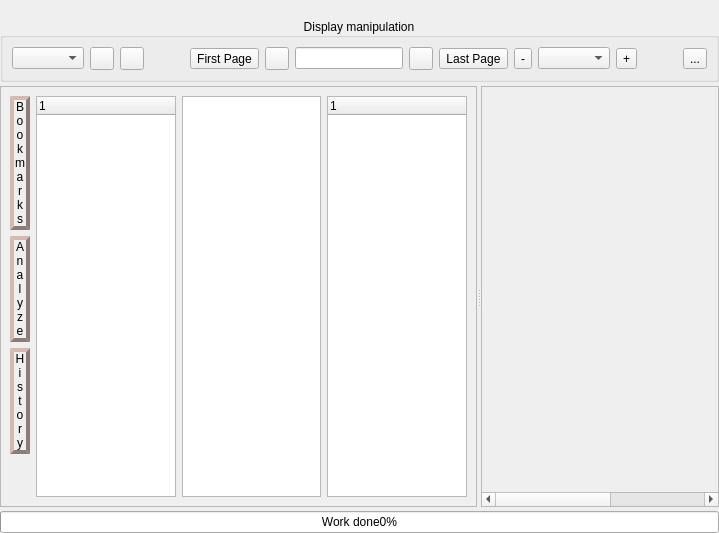
Above: Tab.ui from caronnee/pdfeditor before the change. Below: the same form after it.
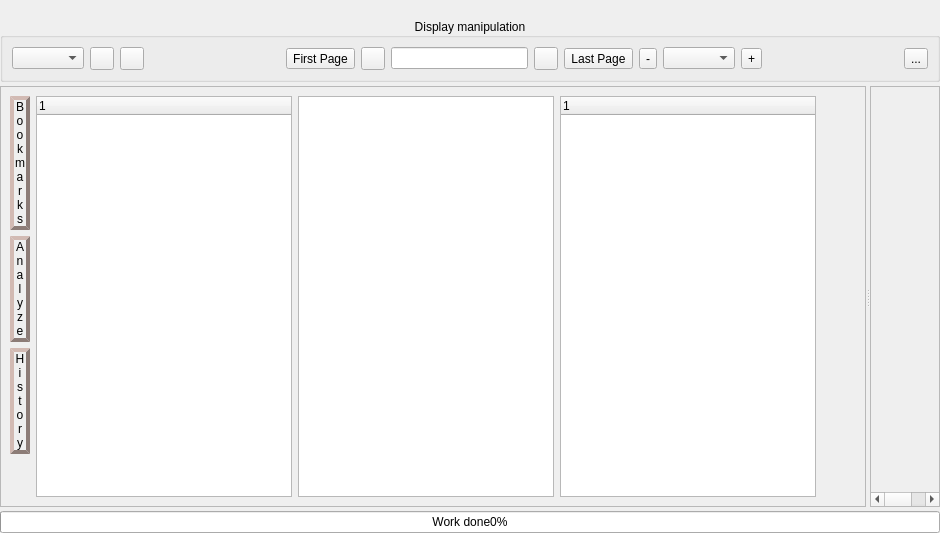
That is the form after the change. Icons and pictures are not drawn.

The edit to the form file:
```diff
--- a/Tab.ui
+++ b/Tab.ui
@@ -51,6 +51,12 @@
       <enum>Qt::Horizontal</enum>
      </property>
      <widget class="QFrame" name="frame">
+      <property name="sizePolicy">
+       <sizepolicy hsizetype="Minimum" vsizetype="Preferred">
+        <horstretch>0</horstretch>
+        <verstretch>0</verstretch>
+       </sizepolicy>
+      </property>
       <property name="frameShape">
        <enum>QFrame::StyledPanel</enum>
       </property>
```
